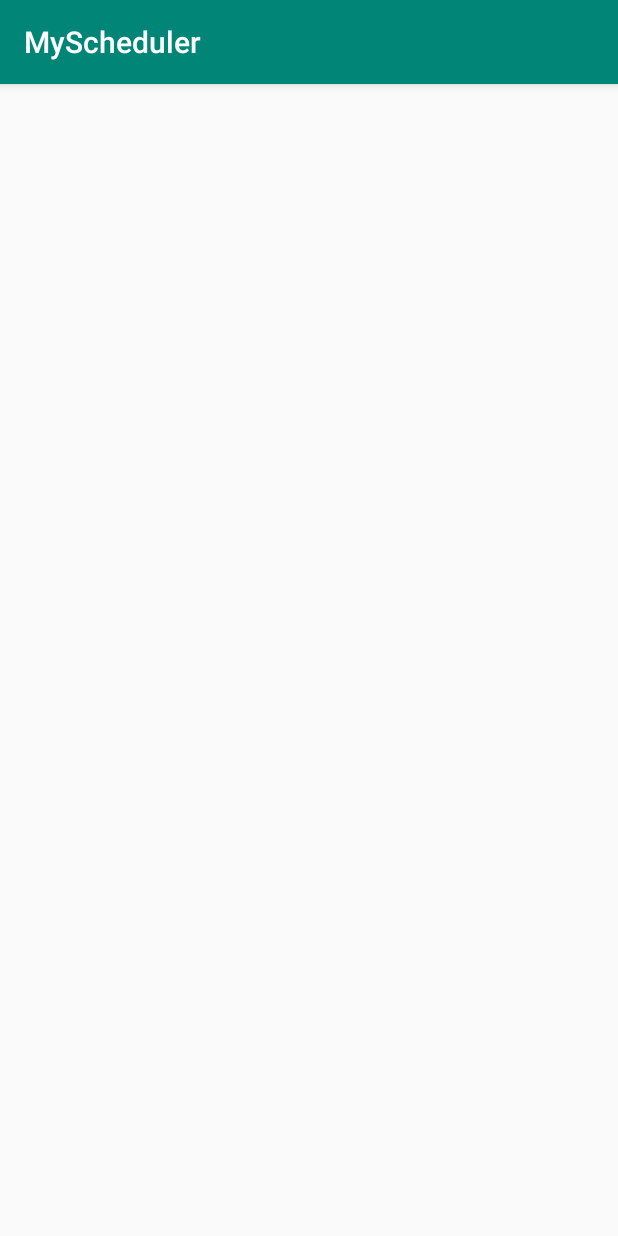
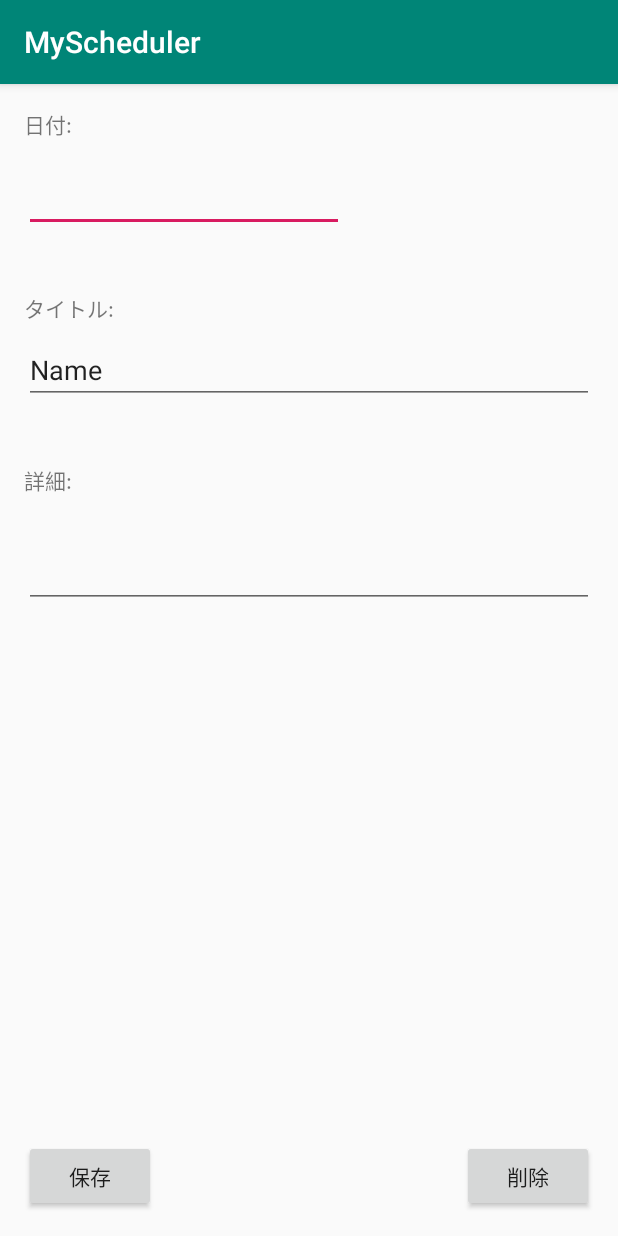
Before and after one commit to nargok/scheduler_sample_android, an Android app: the ScheduleEditActivity screen opened directly, with no data from a screen before it, on a phone screen of 412 x 824 dp. Run offline under Robolectric (Android 15) with nearby library versions, the phone set to English and light mode, and no system bars.

Commit message:
スケジュール登録画面のレイアウト

```diff
--- a/app/src/main/res/layout/activity_schedule_edit.xml
+++ b/app/src/main/res/layout/activity_schedule_edit.xml
@@ -7,4 +7,71 @@
         android:layout_height="match_parent"
         tools:context=".ScheduleEditActivity">
 
+    <TextView
+            android:text="@string/date_text"
+            android:layout_width="wrap_content"
+            android:layout_height="wrap_content"
+            android:id="@+id/textView" android:layout_marginTop="16dp" app:layout_constraintTop_toTopOf="parent"
+            app:layout_constraintStart_toStartOf="parent" android:layout_marginStart="16dp"/>
+    <androidx.constraintlayout.widget.Guideline android:layout_width="wrap_content" android:layout_height="wrap_content"
+                                                android:id="@+id/guideline" app:layout_constraintGuide_begin="20dp"
+                                                android:orientation="vertical"/>
+    <androidx.constraintlayout.widget.Guideline android:layout_width="wrap_content" android:layout_height="wrap_content"
+                                                android:id="@+id/guideline2" app:layout_constraintGuide_begin="20dp"
+                                                android:orientation="horizontal"/>
+    <EditText
+            android:layout_width="wrap_content"
+            android:layout_height="wrap_content"
+            android:inputType="date"
+            android:ems="10"
+            app:layout_constraintStart_toStartOf="parent"
+            android:layout_marginStart="16dp" android:id="@+id/dateEdit"
+            app:layout_constraintTop_toBottomOf="@+id/textView" android:layout_marginTop="16dp"/>
+    <TextView
+            android:text="@string/title_text"
+            android:layout_width="wrap_content"
+            android:layout_height="wrap_content"
+            app:layout_constraintStart_toStartOf="parent" android:layout_marginStart="16dp"
+            android:id="@+id/textView2" app:layout_constraintTop_toBottomOf="@+id/dateEdit"
+            android:layout_marginTop="40dp"/>
+    <EditText
+            android:layout_width="0dp"
+            android:layout_height="wrap_content"
+            android:inputType="textPersonName"
+            android:text="Name"
+            android:ems="10"
+            app:layout_constraintStart_toStartOf="parent"
+            android:layout_marginStart="16dp" android:id="@+id/titleEdit" android:layout_marginEnd="16dp"
+            app:layout_constraintEnd_toEndOf="parent" app:layout_constraintTop_toBottomOf="@+id/textView2"
+            android:layout_marginTop="8dp"/>
+    <TextView
+            android:text="@string/detail_text"
+            android:layout_width="wrap_content"
+            android:layout_height="wrap_content"
+            android:id="@+id/textView3"
+            app:layout_constraintTop_toBottomOf="@+id/titleEdit" android:layout_marginTop="40dp"
+            app:layout_constraintStart_toStartOf="parent" android:layout_marginStart="16dp"/>
+    <EditText
+            android:layout_width="0dp"
+            android:layout_height="wrap_content"
+            android:inputType="textMultiLine"
+            android:gravity="start|top"
+            android:ems="10"
+            app:layout_constraintStart_toStartOf="parent"
+            android:layout_marginStart="16dp" android:id="@+id/detailEdit"
+            app:layout_constraintTop_toBottomOf="@+id/textView3" android:layout_marginTop="8dp"
+            android:layout_marginEnd="16dp" app:layout_constraintEnd_toEndOf="parent" android:maxLines="8"
+            android:minLines="2"/>
+    <Button
+            android:text="@string/save_text"
+            android:layout_width="wrap_content"
+            android:layout_height="wrap_content"
+            app:layout_constraintStart_toStartOf="parent" android:layout_marginStart="16dp" android:id="@+id/save"
+            android:layout_marginBottom="16dp" app:layout_constraintBottom_toBottomOf="parent"/>
+    <Button
+            android:text="@string/delete_text"
+            android:layout_width="wrap_content"
+            android:layout_height="wrap_content" app:layout_constraintBottom_toBottomOf="parent"
+            android:layout_marginEnd="16dp" app:layout_constraintEnd_toEndOf="parent" android:layout_marginBottom="16dp"
+            android:id="@+id/delete"/>
 </androidx.constraintlayout.widget.ConstraintLayout>
--- a/app/src/main/res/values/strings.xml
+++ b/app/src/main/res/values/strings.xml
@@ -1,4 +1,9 @@
 <resources>
     <string name="app_name">MyScheduler</string>
     <string name="action_settings">Settings</string>
+    <string name="date_text">日付:</string>
+    <string name="title_text">タイトル:</string>
+    <string name="detail_text">詳細:</string>
+    <string name="save_text">保存</string>
+    <string name="delete_text">削除</string>
 </resources>
```
